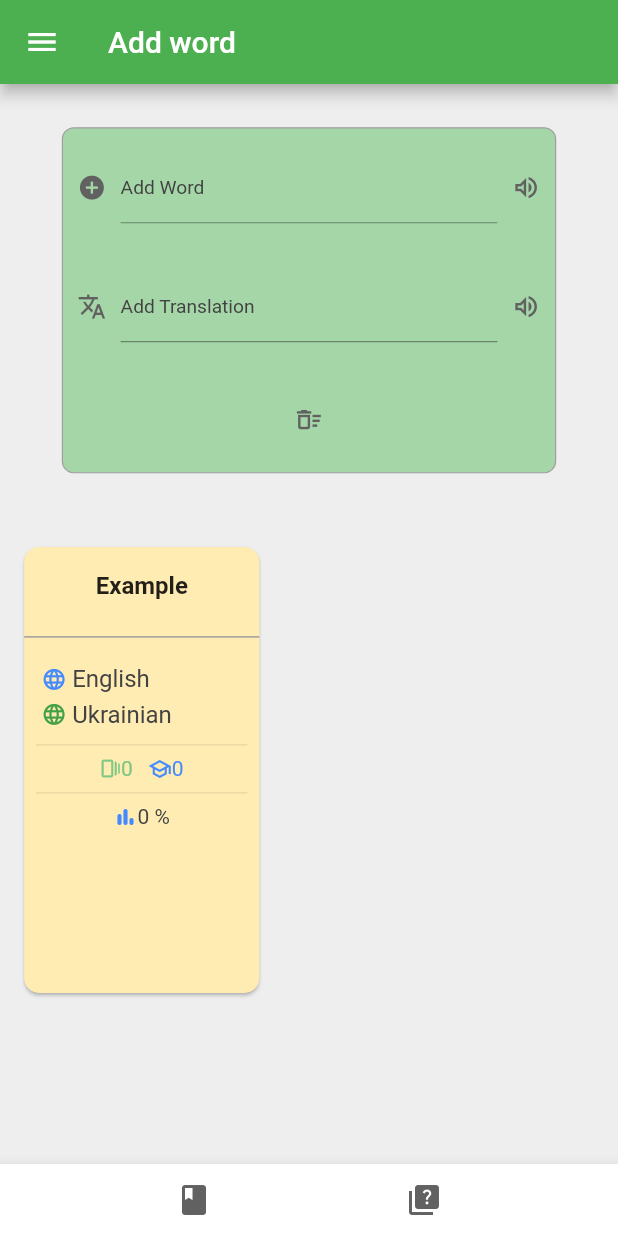
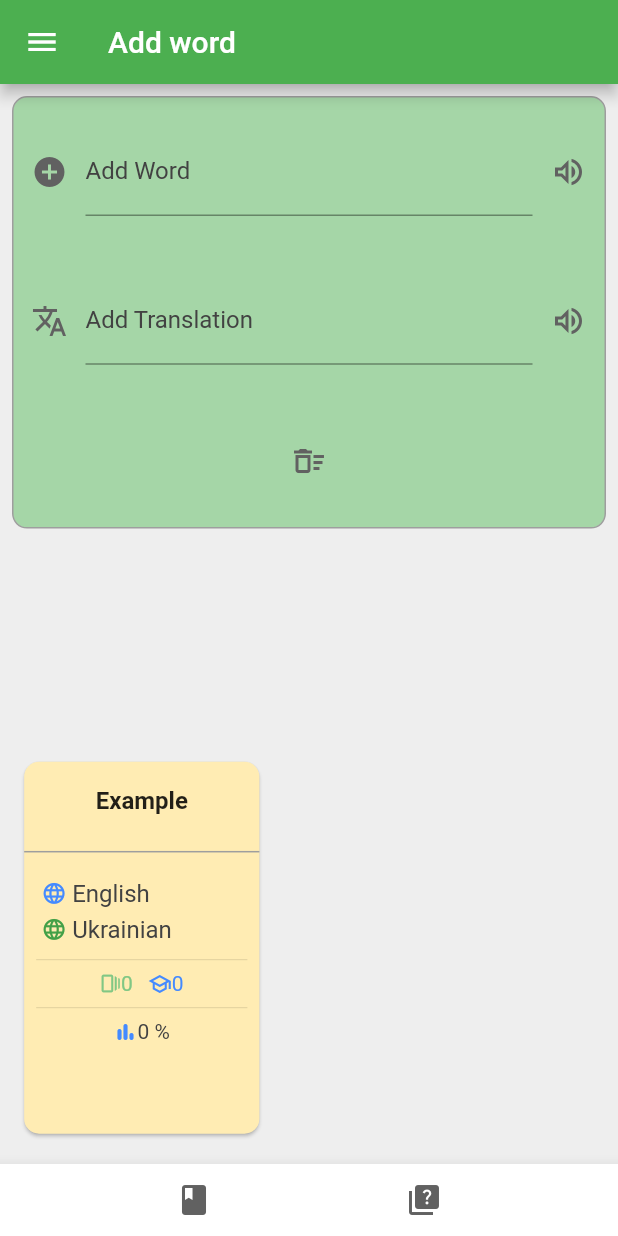
Before and after one commit to IvanShaptalov/FlashCardsReader, a Flutter app: the AddWordView widget shown alone on an empty page, opened directly with empty values, on a phone screen of 412 x 824 dp. Run offline on Flutter 3.47's test engine with Material 2 defaults, Android fonts, the phone set to English and light mode, and no system bars; drawn by our look-alikes of overlay_support; our stand-ins replace bloc, flutter_bloc, flutter_staggered_animations, flutter_tts, hive, hive_flutter and 1 more; missing offline and left inert: quick_actions, translator; accounts and stored records are empty.

Commit message:
feat(): added fast added word desing

```diff
--- a/lib/views/flashcards/flashcard_collection_info.dart
+++ b/lib/views/flashcards/flashcard_collection_info.dart
@@ -12,7 +12,7 @@ class FlashCardCollectionInfo extends StatelessWidget {
     return Expanded(
         child: Padding(
       padding: const EdgeInsets.all(8.0),
-      child: ListOrColumn(
+      child: Column(
         children: [
           Row(
             children: [
@@ -75,11 +75,17 @@ class FlashCardCollectionInfo extends StatelessWidget {
               ),
             ],
           ),
-          if (![ScreenDesign.portraitSmall, ScreenDesign.landscapeSmall]
-              .contains(DesignIdentifier.identifyScreenDesign(context)))
+          if (![
+            ScreenDesign.portraitSmall,
+            ScreenDesign.landscapeSmall,
+            ScreenDesign.landscape
+          ].contains(DesignIdentifier.identifyScreenDesign(context)))
             const Divider(),
-          if (![ScreenDesign.portraitSmall, ScreenDesign.landscapeSmall]
-              .contains(DesignIdentifier.identifyScreenDesign(context)))
+          if (![
+            ScreenDesign.portraitSmall,
+            ScreenDesign.landscapeSmall,
+            ScreenDesign.landscape
+          ].contains(DesignIdentifier.identifyScreenDesign(context)))
             Row(
               mainAxisAlignment: MainAxisAlignment.center,
               children: [
--- a/lib/views/flashcards/flashcards/add_flashcard_widget.dart
+++ b/lib/views/flashcards/flashcards/add_flashcard_widget.dart
@@ -71,8 +71,8 @@ class AddFlashCardWidgetState extends State<AddFlashCardWidget> {
                   color: Colors.grey,
                   thickness: 1,
                 ),
-                const Expanded(
-                    child: ListOrColumn(children: [
+                Expanded(
+                    child: Column(children: const [
                   ListTile(
                     title: Text('Add Word'),
                     subtitle: Text(
--- a/lib/views/flashcards/new_word/add_word_collection_widget.dart
+++ b/lib/views/flashcards/new_word/add_word_collection_widget.dart
@@ -46,6 +46,7 @@ class _FastAddWordFCcWidgetState extends State<FastAddWordFCcWidget> {
           widget.backToListStart();
         },
         child: SizedBox(
+          height:  SizeConfig.getMediaHeight(context, p: 0.5),
           width: SizeConfig.getMediaWidth(context, p: 0.4),
           child: Card(
             shape: ShapeBorder.lerp(
--- a/lib/views/flashcards/new_word/new_word_screen.dart
+++ b/lib/views/flashcards/new_word/new_word_screen.dart
@@ -11,6 +11,8 @@ import 'package:flashcards_reader/util/router.dart';
 import 'package:flashcards_reader/views/flashcards/new_word/add_word_collection_provider.dart';
 import 'package:flashcards_reader/views/flashcards/new_word/add_word_collection_widget.dart';
 import 'package:flashcards_reader/views/flashcards/new_word/screens/base_new_word_screen.dart';
+import 'package:flashcards_reader/views/flashcards/new_word/screens/landscape.dart';
+import 'package:flashcards_reader/views/flashcards/new_word/screens/landscape_small.dart';
 import 'package:flashcards_reader/views/flashcards/new_word/screens/portrait.dart';
 import 'package:flashcards_reader/views/flashcards/new_word/screens/portrait_small.dart';
 import 'package:flashcards_reader/views/flashcards/quiz/quiz_menu.dart';
@@ -118,40 +120,35 @@ class _AddWordViewState extends State<AddWordView> {
     Widget screen;
     switch (DesignIdentifier.identifyScreenDesign(context)) {
       case ScreenDesign.portrait:
-        screen = PortraitNewWord(
-                widget: widget,
+        screen = PortraitNewWord(widget,
                 isPressed: isPressed,
                 callback: widget.callback,
                 loadTranslate: loadTranslate)
             .loadScreen();
         break;
       case ScreenDesign.portraitSmall:
-        screen = PortraitSmallNewWord(
-                widget: widget,
+        screen = PortraitSmallNewWord(widget,
                 isPressed: isPressed,
                 callback: widget.callback,
                 loadTranslate: loadTranslate)
             .loadScreen();
         break;
       case ScreenDesign.landscape:
-        screen = PortraitSmallNewWord(
-                widget: widget,
+        screen = LandscapeNewWord(widget,
                 isPressed: isPressed,
                 callback: widget.callback,
                 loadTranslate: loadTranslate)
             .loadScreen();
         break;
       case ScreenDesign.landscapeSmall:
-        screen = PortraitSmallNewWord(
-                widget: widget,
+        screen = LandscapeSmallNewWord(widget,
                 isPressed: isPressed,
                 callback: widget.callback,
                 loadTranslate: loadTranslate)
             .loadScreen();
         break;
       default:
-        screen = PortraitNewWord(
-                widget: widget,
+        screen = PortraitNewWord(widget,
                 isPressed: isPressed,
                 callback: widget.callback,
                 loadTranslate: loadTranslate)
--- a/lib/views/flashcards/new_word/screens/base_new_word_screen.dart
+++ b/lib/views/flashcards/new_word/screens/base_new_word_screen.dart
@@ -10,6 +10,8 @@ import 'package:flutter/material.dart';
 import 'package:flutter_bloc/flutter_bloc.dart';
 
 class BaseScreenNewWord {
+  dynamic widget;
+  BaseScreenNewWord(this.widget);
   double appBarHeight = 0;
   void putSelectedCardToFirstPosition(List<FlashCardCollection> collection) {
     var selected = AddWordCollectionProvider.selectedFc;
@@ -30,9 +32,9 @@ class BaseScreenNewWord {
     return MenuDrawer(appBarHeight);
   }
 
-  void backToStartCallback(dynamic widget) {
+  void backToStartCallback() {
     widget.scrollController.animateTo(
-      0,
+      0.toDouble(),
       duration: const Duration(milliseconds: 500),
       curve: Curves.easeInOut,
     );
--- a/lib/views/flashcards/new_word/screens/portrait.dart
+++ b/lib/views/flashcards/new_word/screens/portrait.dart
@@ -11,21 +11,17 @@ import 'package:flutter_bloc/flutter_bloc.dart';
 import 'package:flutter_staggered_animations/flutter_staggered_animations.dart';
 
 class PortraitNewWord extends BaseScreenNewWord {
-  dynamic widget;
   Function callback;
   Function loadTranslate;
   bool isPressed;
 
-  PortraitNewWord(
-      {required this.widget,
-      required this.isPressed,
+  PortraitNewWord(super.widget,
+      {required this.isPressed,
       required this.callback,
       required this.loadTranslate});
 
   Widget addWordWidget(BuildContext context) {
-    return Transform.scale(
-      scale: 0.8,
-      child: Container(
+    return Container(
         height: SizeConfig.getMediaHeight(context, p: 0.35),
         width: SizeConfig.getMediaWidth(context, p: 1),
         decoration: BoxDecoration(
@@ -87,10 +83,9 @@ class PortraitNewWord extends BaseScreenNewWord {
                       },
                       onEditingComplete: () {
                         debugPrintIt('onEditingComplete');
-                          Future.delayed(const Duration(milliseconds: 300))
-                              .then((value) =>
-                                  BlocProvider.of<TranslatorBloc>(context).add(
-                                      TranslateEvent(
+                        Future.delayed(const Duration(milliseconds: 300)).then(
+                            (value) => BlocProvider.of<TranslatorBloc>(context)
+                                .add(TranslateEvent(
                                     text: value,
                                     fromLan: WordCreatingUIProvider
                                         .tmpFlashCard.questionLanguage,
@@ -113,8 +108,7 @@ class PortraitNewWord extends BaseScreenNewWord {
                     onPressed: () {
                       TextToSpeechWrapper.onPressed(
                           WordCreatingUIProvider.tmpFlashCard.question,
-                            WordCreatingUIProvider
-                                .tmpFlashCard.questionLanguage);
+                          WordCreatingUIProvider.tmpFlashCard.questionLanguage);
                     },
                     icon: const Icon(Icons.volume_up_outlined)),
               ],
@@ -138,8 +132,7 @@ class PortraitNewWord extends BaseScreenNewWord {
                       debugPrintIt(
                           'answer changed to ${state.result} from translate');
 
-                        if (WordCreatingUIProvider
-                            .tmpFlashCard.answer.isEmpty) {
+                      if (WordCreatingUIProvider.tmpFlashCard.answer.isEmpty) {
                         widget.wordFormContoller.answerController.text =
                             state.result;
                         WordCreatingUIProvider.setAnswer(state.result);
@@ -190,8 +183,7 @@ class PortraitNewWord extends BaseScreenNewWord {
                 },
                 icon: const Icon(Icons.delete_sweep_outlined)),
           ],
-          )),
-    );
+        ));
   }
 
   Widget loadScreen() {
@@ -210,12 +202,15 @@ class PortraitNewWord extends BaseScreenNewWord {
           resizeToAvoidBottomInset: false,
           appBar: appbar,
           body: Column(
-            mainAxisAlignment: MainAxisAlignment.start,
+            mainAxisAlignment: MainAxisAlignment.spaceBetween,
             children: [
-              addWordWidget(context),
+              Padding(
+                padding: const EdgeInsets.all(8.0),
+                child: addWordWidget(context),
+              ),
               AnimationLimiter(
                 child: SizedBox(
-                  height: SizeConfig.getMediaHeight(context, p: 0.41),
+                  height: SizeConfig.getMediaHeight(context, p: 0.35),
                   width: SizeConfig.getMediaWidth(context, p: 1),
                   child: ListView.builder(
                       controller: widget.scrollController,
--- a/lib/views/flashcards/new_word/screens/portrait_small.dart
+++ b/lib/views/flashcards/new_word/screens/portrait_small.dart
@@ -11,14 +11,12 @@ import 'package:flutter_bloc/flutter_bloc.dart';
 import 'package:flutter_staggered_animations/flutter_staggered_animations.dart';
 
 class PortraitSmallNewWord extends BaseScreenNewWord {
-  dynamic widget;
   Function callback;
   Function loadTranslate;
   bool isPressed;
 
-  PortraitSmallNewWord(
-      {required this.widget,
-      required this.isPressed,
+  PortraitSmallNewWord(super.widget,
+      {required this.isPressed,
       required this.callback,
       required this.loadTranslate});
 
--- a/lib/views/view_config.dart
+++ b/lib/views/view_config.dart
@@ -96,22 +96,6 @@ class MyConfigOrientation {
   static bool isLandscape(context) => !isPortrait(context);
 }
 
-class ListOrColumn extends StatelessWidget {
-  final List<Widget> children;
-  const ListOrColumn({required this.children, Key? key}) : super(key: key);
-  @override
-  Widget build(BuildContext context) {
-    return MyConfigOrientation.isPortrait(context)
-        ? Column(
-            mainAxisAlignment: MainAxisAlignment.start,
-            children: children,
-          )
-        : ListView(
-            children: children,
-          );
-  }
-}
-
 class ConfigQuizView {
   static Color backFromQuizButtonBackgroundColor = Colors.green.shade500;
   static Color backFromQuizIconColor = Colors.white;
```
Also changed, not shown: lib/views/flashcards/new_word/screens/landscape.dart (+279 -0 lines), lib/views/flashcards/new_word/screens/landscape_small.dart (+276 -0 lines). Lines whose indentation alone changed are shown as unchanged.
